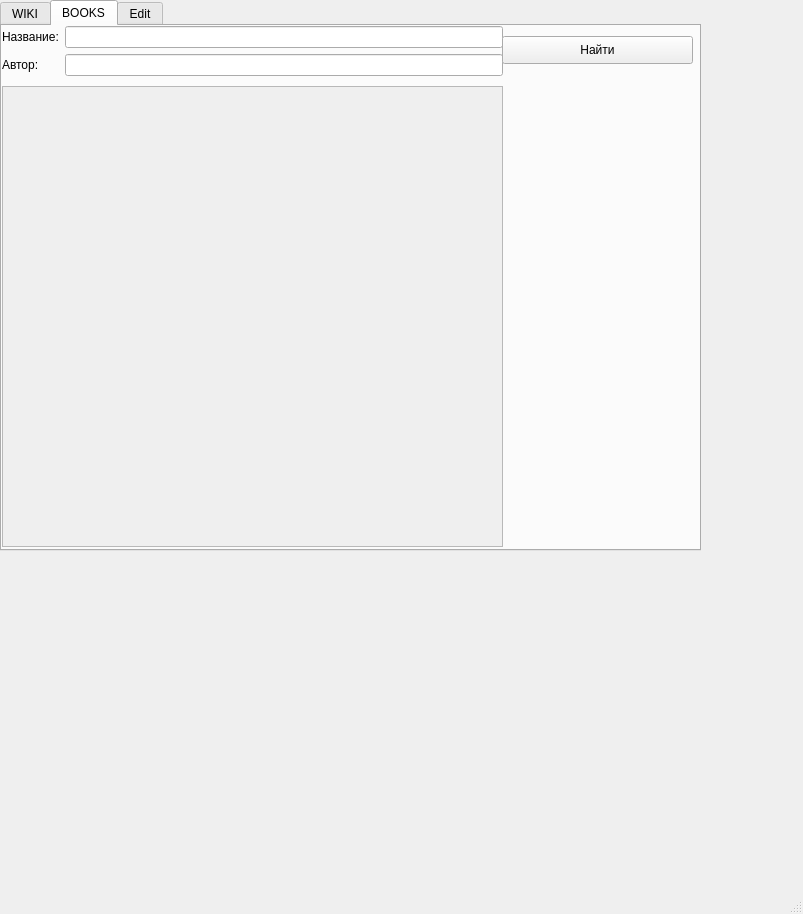
Old version of the form UIs/User.ui in the repository Cheshuyka/BookFoU.
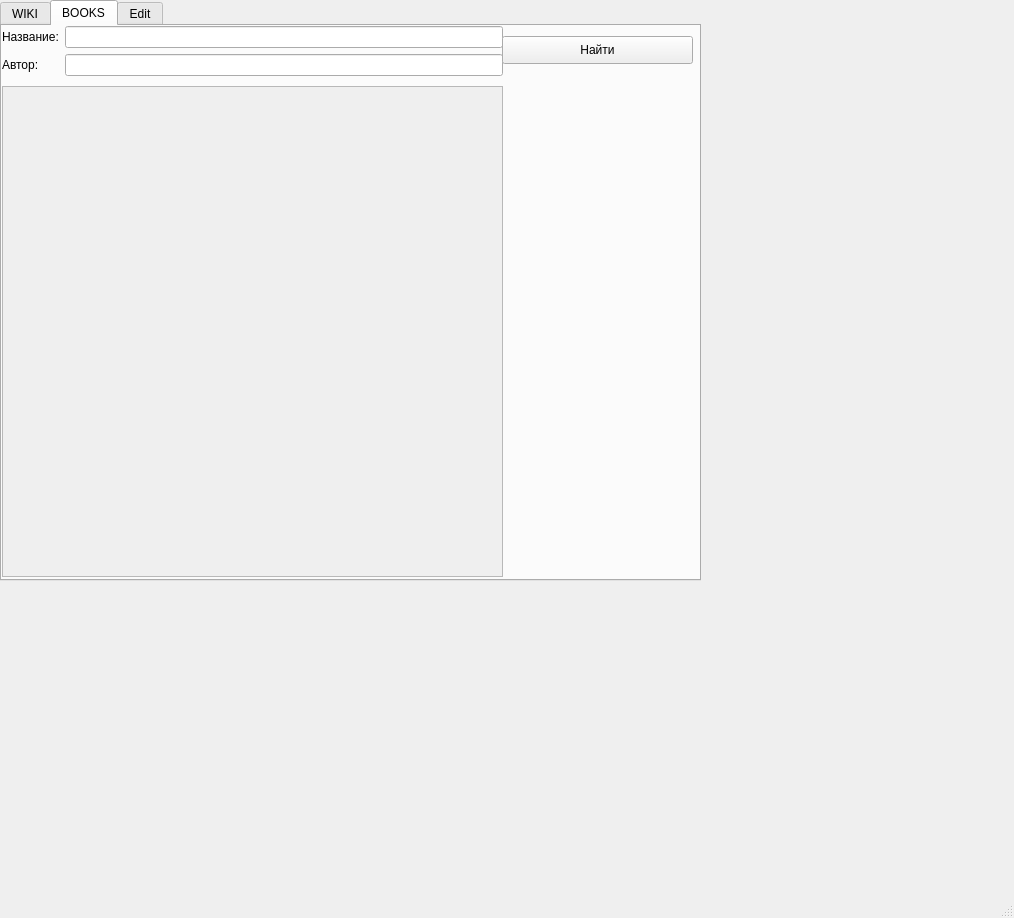
New version of the form.

Commit message: Made a button function: opening a book

```diff
--- a/UIs/User.ui
+++ b/UIs/User.ui
@@ -6,8 +6,8 @@
    <rect>
     <x>0</x>
     <y>0</y>
-    <width>803</width>
-    <height>914</height>
+    <width>1014</width>
+    <height>918</height>
    </rect>
   </property>
   <property name="windowTitle">
@@ -20,7 +20,7 @@
       <x>0</x>
       <y>0</y>
       <width>701</width>
-      <height>551</height>
+      <height>581</height>
      </rect>
     </property>
     <property name="currentIndex">
@@ -182,7 +182,7 @@
         <x>0</x>
         <y>60</y>
         <width>501</width>
-        <height>461</height>
+        <height>491</height>
        </rect>
       </property>
       <property name="widgetResizable">
@@ -194,7 +194,7 @@
          <x>0</x>
          <y>0</y>
          <width>499</width>
-         <height>459</height>
+         <height>489</height>
         </rect>
        </property>
       </widget>
```
Left out of the diff: 4 changed lines with no effect on the pictures. The commit also changes 2 other files.
